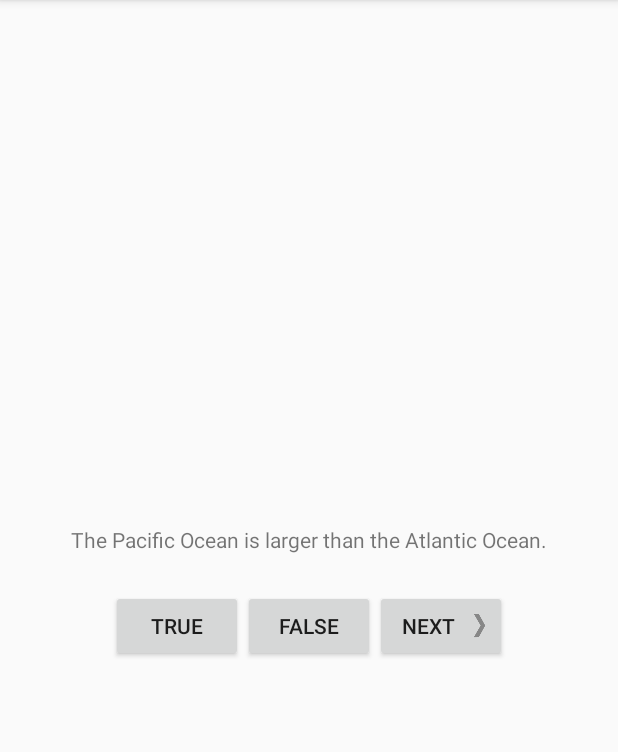
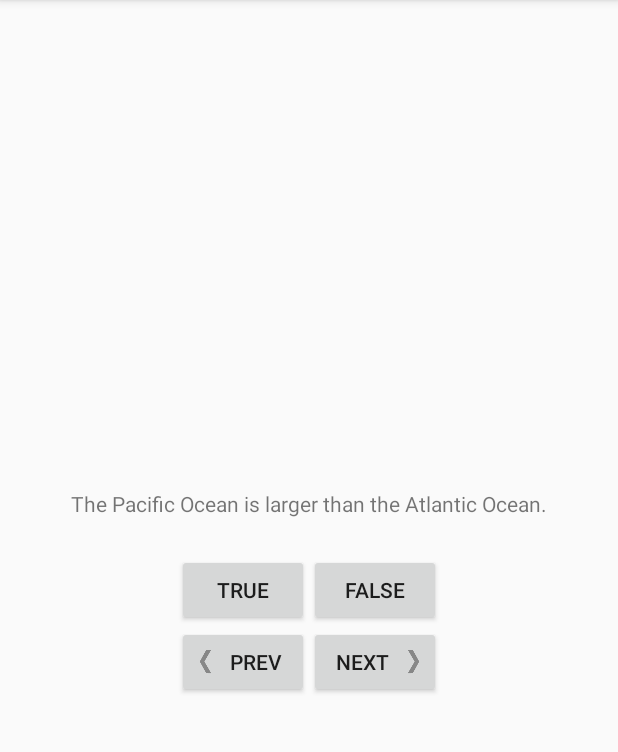
Before and after one commit to ur15975/Android-programming-the-big-nerd-ranch-guide, an Android app: the screen it shows after launch (QuizActivity), on a phone screen of 412 x 824 dp, the part 84-836 px from its top. Run offline under Robolectric (Android 15) with nearby library versions, the phone set to English and light mode, and no system bars.

Commit message:
第2 章 挑战练习：添加后退按钮

```diff
--- a/app/src/main/java/com/example/ur15975outlookcom/geoquiz/QuizActivity.java
+++ b/app/src/main/java/com/example/ur15975outlookcom/geoquiz/QuizActivity.java
@@ -12,6 +12,7 @@ public class QuizActivity extends AppCompatActivity {
     private Button mTrueButton;
     private Button mFalseButton;
     private Button mNextButton;
+    private Button mBackButton;
     private TextView mQuestionTextView;
 
     private Question[] mQuestionBank = new Question[]{
@@ -83,6 +84,16 @@ public class QuizActivity extends AppCompatActivity {
             }
         });
 
+        //BackButton
+        mBackButton = (Button) findViewById(R.id.back_button);
+        mBackButton.setOnClickListener(new View.OnClickListener() {
+            @Override
+            public void onClick(View v) {
+                mCurrentIndex = (mCurrentIndex + 4) % mQuestionBank.length;
+                updateQuestion();
+            }
+        });
+
         updateQuestion();
     }
 }
--- a/app/src/main/res/layout/activity_quiz.xml
+++ b/app/src/main/res/layout/activity_quiz.xml
@@ -28,6 +28,21 @@
             android:layout_height="wrap_content"
             android:text="@string/false_button"/>
 
+    </LinearLayout>
+
+    <LinearLayout
+        android:layout_width="wrap_content"
+        android:layout_height="wrap_content"
+        android:orientation="horizontal">
+
+        <Button
+            android:id="@+id/back_button"
+            android:layout_width="wrap_content"
+            android:layout_height="wrap_content"
+            android:text="@string/back_button"
+            android:drawableLeft="@drawable/arrow_left"
+            android:drawablePadding="4dp"/>
+
         <Button
             android:id="@+id/next_button"
             android:layout_width="wrap_content"
@@ -36,6 +51,7 @@
             android:drawableRight="@drawable/arrow_right"
             android:drawablePadding="4dp"/>
 
+
     </LinearLayout>
 
 </LinearLayout>
--- a/app/src/main/res/values/strings.xml
+++ b/app/src/main/res/values/strings.xml
@@ -3,6 +3,7 @@
     <string name="true_button">TRUE</string>
     <string name="false_button">FALSE</string>
     <string name="next_button">NEXT</string>
+    <string name="back_button">PREV</string>
     <string name="question_oceans">The Pacific Ocean is larger than
 the Atlantic Ocean.</string>
     <string name="question_mideast">The Suez Canal connects the Red Sea
```
